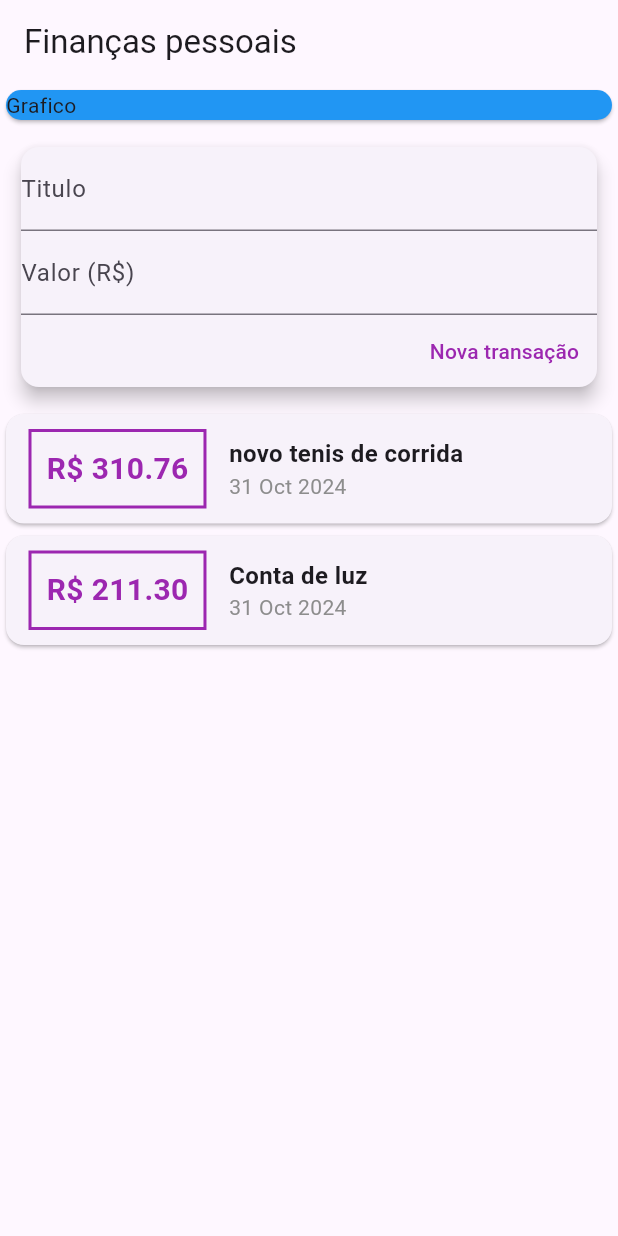
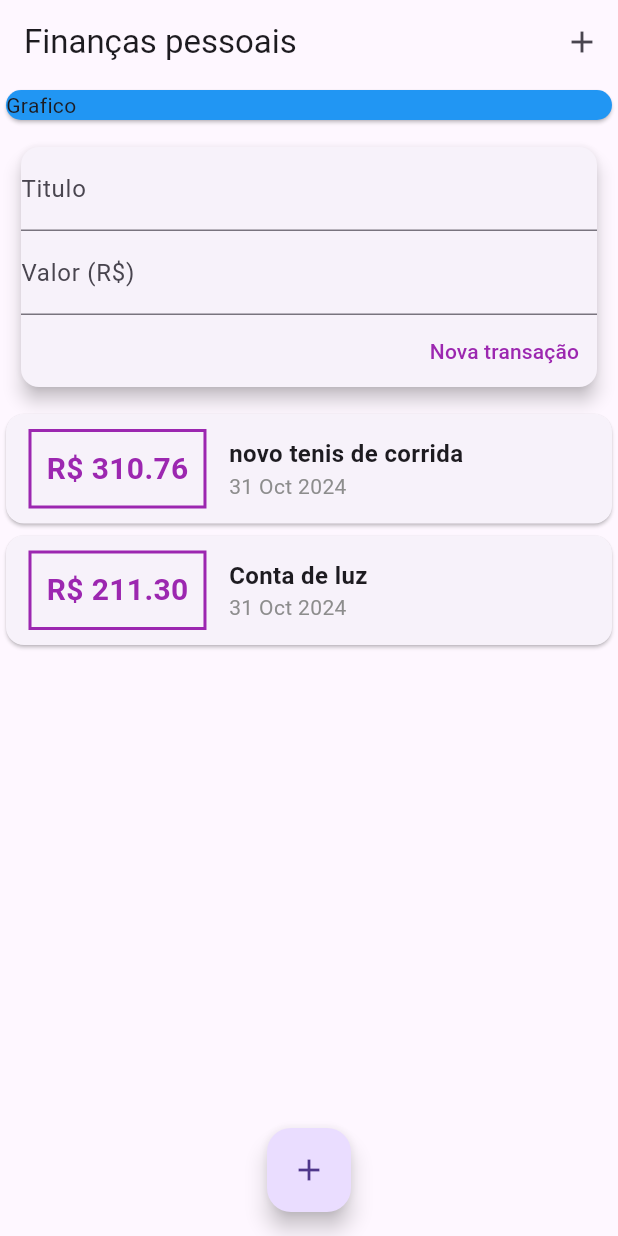
Before and after one commit to ruuanmanoel/finance-app, a Flutter app: the screen it shows after launch, on a phone screen of 412 x 824 dp. Run offline on Flutter 3.47's test engine with Material 3 defaults, Android fonts, the phone set to English and light mode, and no system bars.

Commit message:
💄 adicionando botões

```diff
--- a/lib/main.dart
+++ b/lib/main.dart
@@ -20,6 +20,12 @@ class MyHomePage extends StatelessWidget {
     return Scaffold(
       appBar: AppBar(
         title: const Text('Finanças pessoais'),
+        actions: <Widget>[
+          IconButton(
+            onPressed: () {},
+            icon: const Icon(Icons.add),
+          ),
+        ],
       ),
       body: const SingleChildScrollView(
         child: Column(
@@ -33,6 +39,11 @@ class MyHomePage extends StatelessWidget {
           ],
         ),
       ),
+      floatingActionButton: FloatingActionButton(
+        onPressed: () {},
+        child: Icon(Icons.add),
+      ),
+      floatingActionButtonLocation: FloatingActionButtonLocation.centerFloat,
     );
   }
 }
```
